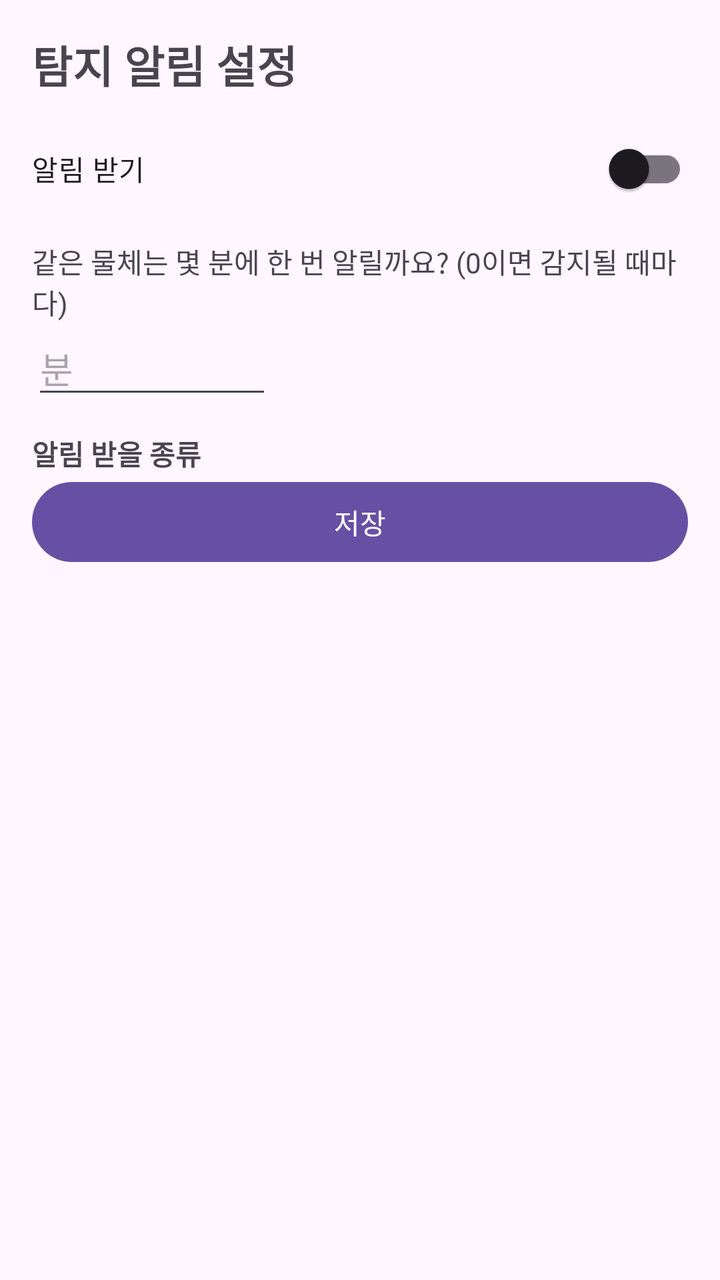
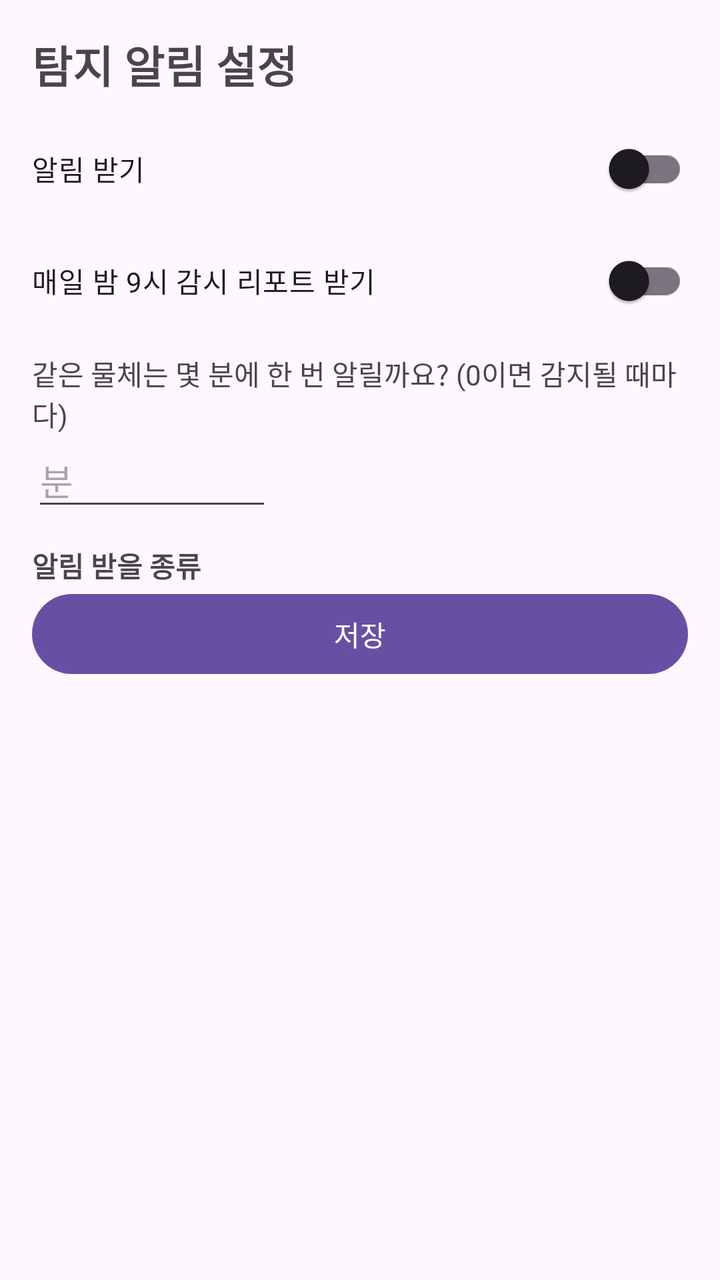

Two renders of the same Android screen: before a commit and after it. Below are the layout's source before the change and the commit's diff.
<!-- AndroidManifest.xml: application theme Theme.PhotoViewer -->
<!-- res/layout/activity_alert_setting.xml -->
<?xml version="1.0" encoding="utf-8"?>
<LinearLayout xmlns:android="http://schemas.android.com/apk/res/android"
    android:layout_width="match_parent"
    android:layout_height="match_parent"
    android:orientation="vertical"
    android:padding="16dp">

    <TextView
        android:layout_width="match_parent"
        android:layout_height="wrap_content"
        android:text="탐지 알림 설정"
        android:textSize="22sp"
        android:textStyle="bold" />

    <androidx.appcompat.widget.SwitchCompat
        android:id="@+id/switchEnabled"
        android:layout_width="match_parent"
        android:layout_height="wrap_content"
        android:layout_marginTop="12dp"
        android:text="알림 받기" />

    <TextView
        android:layout_width="match_parent"
        android:layout_height="wrap_content"
        android:layout_marginTop="12dp"
        android:text="같은 물체는 몇 분에 한 번 알릴까요? (0이면 감지될 때마다)" />

    <EditText
        android:id="@+id/editMinutes"
        android:layout_width="120dp"
        android:layout_height="wrap_content"
        android:hint="분"
        android:inputType="number"
        android:maxLength="4" />

    <TextView
        android:layout_width="match_parent"
        android:layout_height="wrap_content"
        android:layout_marginTop="12dp"
        android:text="알림 받을 종류"
        android:textStyle="bold" />

    <ListView
        android:id="@+id/listCategories"
        android:layout_width="match_parent"
        android:layout_height="wrap_content"
        android:choiceMode="multipleChoice" />

    <Button
        android:id="@+id/btnSave"
        android:layout_width="match_parent"
        android:layout_height="wrap_content"
        android:onClick="onClickSave"
        android:text="저장" />
</LinearLayout>
<!-- resources referenced by this layout -->
<resources>
  <style name="Theme.PhotoViewer" parent="Base.Theme.PhotoViewer" />
  <style name="Base.Theme.PhotoViewer" parent="Theme.Material3.DayNight.NoActionBar">
          
          
      </style>
</resources>

<!-- the commit's change to res/layout/activity_alert_setting.xml (unified diff, before → after) -->
@@ -18,6 +18,13 @@
         android:layout_height="wrap_content"
         android:layout_marginTop="12dp"
         android:text="알림 받기" />
+
+    <androidx.appcompat.widget.SwitchCompat
+        android:id="@+id/switchReport"
+        android:layout_width="match_parent"
+        android:layout_height="wrap_content"
+        android:layout_marginTop="8dp"
+        android:text="매일 밤 9시 감시 리포트 받기" />
 
     <TextView
         android:layout_width="match_parent"
